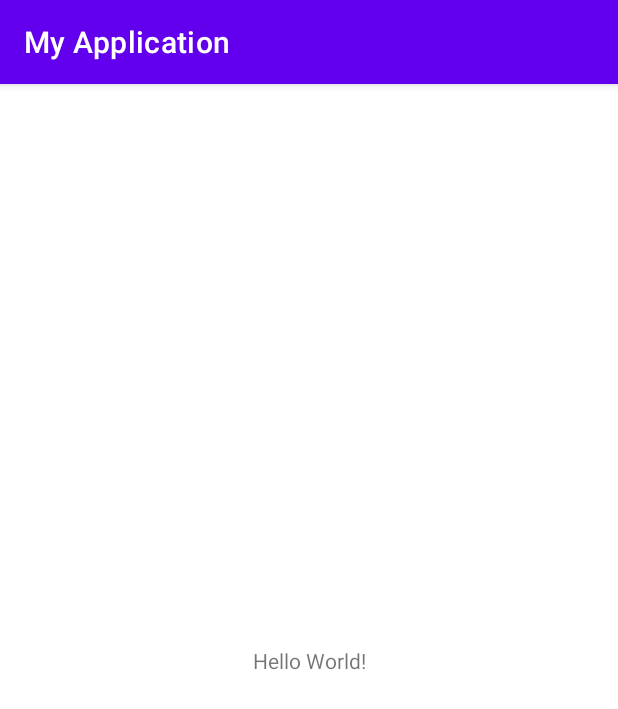
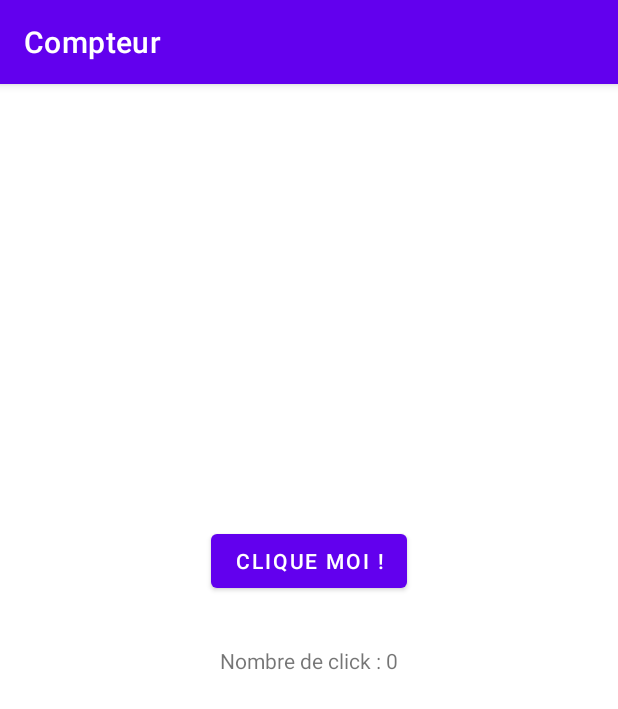
Before and after one commit to slr3073/Android-Kotlin-Curse, an Android app: the screen it shows after launch (MainActivity), on a phone screen of 412 x 824 dp. Shown: the top 709 px of the screen. Run offline under Robolectric (Android 15) with nearby library versions, the phone set to English and light mode, and no system bars.

Commit message:
Application 1 done

```diff
--- a/MyFirstApp/app/src/main/java/com/example/myfirstapp/MainActivity.kt
+++ b/MyFirstApp/app/src/main/java/com/example/myfirstapp/MainActivity.kt
@@ -1,11 +1,29 @@
 package com.example.myfirstapp
 
+import android.os.Bundle
+import android.widget.Button
+import android.widget.TextView
+import android.widget.Toast
 import androidx.appcompat.app.AppCompatActivity
-import android.os.Bundle
 
 class MainActivity : AppCompatActivity() {
+    private var nbClick : Int = 0
+
     override fun onCreate(savedInstanceState: Bundle?) {
         super.onCreate(savedInstanceState)
         setContentView(R.layout.activity_main)
+        title = "Compteur"
+
+        Toast.makeText(this, "Application lancée !", Toast.LENGTH_LONG).show()
+
+        val txtCompteur: TextView = findViewById<TextView>(R.id.compteur)
+        txtCompteur.text = "Nombre de click : $nbClick"
+
+        val btnClickMe = findViewById<Button>(R.id.clickme)
+        btnClickMe.setOnClickListener{
+            nbClick += 1
+            txtCompteur.text = "Nombre de click : $nbClick"
+            btnClickMe.text = "Clique moi plus fort !"
+        }
     }
 }
--- a/MyFirstApp/app/src/main/res/layout/activity_main.xml
+++ b/MyFirstApp/app/src/main/res/layout/activity_main.xml
@@ -7,12 +7,24 @@
     tools:context=".MainActivity">
 
     <TextView
+        android:id="@+id/compteur"
         android:layout_width="wrap_content"
         android:layout_height="wrap_content"
-        android:text="Hello World!"
+        android:text="Nombre de click :"
         app:layout_constraintBottom_toBottomOf="parent"
         app:layout_constraintEnd_toEndOf="parent"
         app:layout_constraintStart_toStartOf="parent"
         app:layout_constraintTop_toTopOf="parent" />
 
+    <Button
+        android:id="@+id/clickme"
+        android:layout_width="wrap_content"
+        android:layout_height="wrap_content"
+        android:text="Clique Moi !"
+        app:layout_constraintBottom_toTopOf="@+id/compteur"
+        app:layout_constraintEnd_toEndOf="parent"
+        app:layout_constraintStart_toStartOf="parent"
+        app:layout_constraintTop_toTopOf="parent"
+        app:layout_constraintVertical_bias="0.9" />
+
 </androidx.constraintlayout.widget.ConstraintLayout>
```
